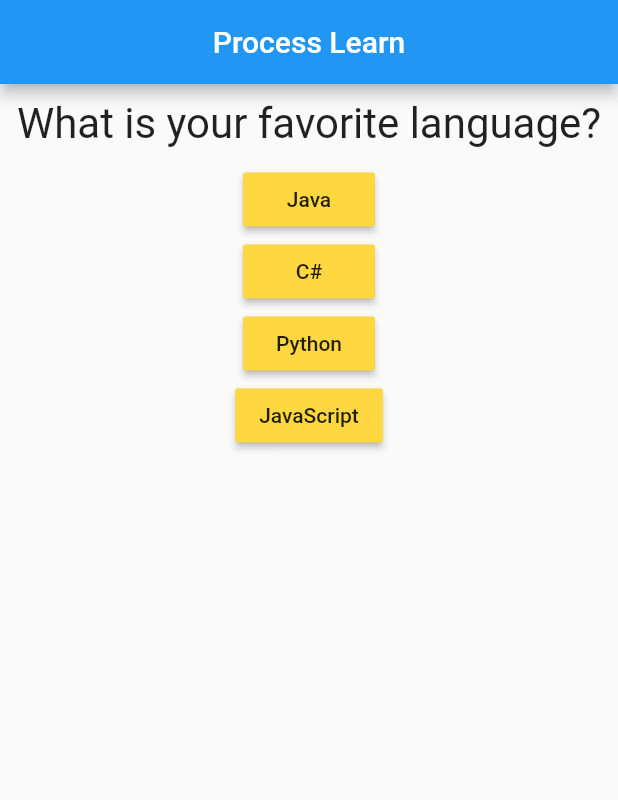
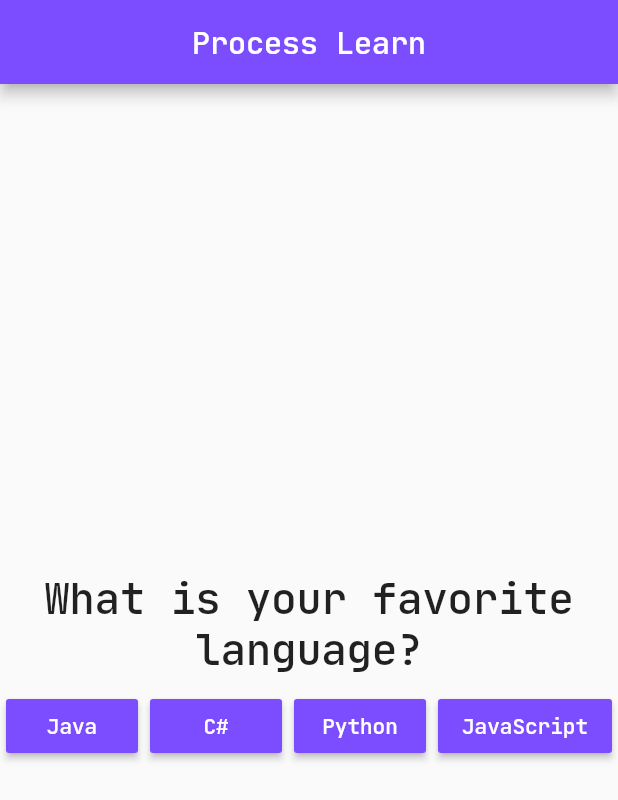
Before and after one commit to MiguelYann/QuestionsForChamp, a Flutter app: the screen it shows after launch, on a phone screen of 412 x 824 dp. Shown: the top 800 px of the screen. Run offline on Flutter 3.47's test engine with Material 2 defaults, Android fonts, the phone set to English and light mode, and no system bars.

Commit message:
Add new fonts

```diff
--- a/lib/answer.dart
+++ b/lib/answer.dart
@@ -10,9 +10,10 @@ class Answer extends StatelessWidget {
   Widget build(BuildContext context) {
     return Container(
       child: RaisedButton(
+        textColor: Colors.white,
         child: Text(answerText),
         onPressed: handler,
-        color: Colors.amberAccent,
+        color: Colors.deepPurpleAccent,
       ),
     );
   }
--- a/lib/main.dart
+++ b/lib/main.dart
@@ -44,17 +44,22 @@ class _MyAppState extends State<MyApp> {
   @override
   Widget build(BuildContext context) {
     return MaterialApp(
+      theme: ThemeData(fontFamily: 'jetbrains',),
       home: Scaffold(
           appBar: AppBar(
-            title: Text('Process Learn'),
+            backgroundColor: Colors.deepPurpleAccent,
+            title: Text(
+              'Process Learn', style: TextStyle(fontFamily: 'jetbrains'),),
             centerTitle: true,
           ),
-          body: _index < _questionsAnswers.length
-              ? Quiz(
-                  question: _questionsAnswers[_index]['question'],
-                  answers: _questionsAnswers[_index]['answers'],
-              answerQuestion: _handlerQuestionsAnswers)
-              : Result(_resetQuiz, result: _TEXT_RESULT)),
+          body: Center(
+            child: _index < _questionsAnswers.length
+                ? Quiz(
+                question: _questionsAnswers[_index]['question'],
+                answers: _questionsAnswers[_index]['answers'],
+                answerQuestion: _handlerQuestionsAnswers)
+                : Result(_resetQuiz, result: _TEXT_RESULT),
+          )),
     );
   }
 }
--- a/lib/question.dart
+++ b/lib/question.dart
@@ -13,7 +13,7 @@ class Question extends StatelessWidget {
       child: Text(
         '$question',
         textAlign: TextAlign.center,
-        style: TextStyle(fontSize: 28),
+        style: TextStyle(fontSize: 28, fontFamily: 'jetbrains'),
       ),
     );
   }
--- a/lib/quiz.dart
+++ b/lib/quiz.dart
@@ -16,9 +16,15 @@ class Quiz extends StatelessWidget {
   @override
   Widget build(BuildContext context) {
     return Column(
+      mainAxisAlignment: MainAxisAlignment.center,
       children: <Widget>[
         Question(question),
-        ...answers.map((answer) => Answer(answerQuestion, answer)).toList()
+        Row(
+          mainAxisAlignment: MainAxisAlignment.spaceAround,
+          children: <Widget>[
+            ...answers.map((answer) => Answer(answerQuestion, answer)).toList()
+          ],
+        )
       ],
     );
   }
```
Also changed, not shown: pubspec.yaml (+11 -11 lines), assets/fonts/JetBrainsMono-Medium.ttf (added).
